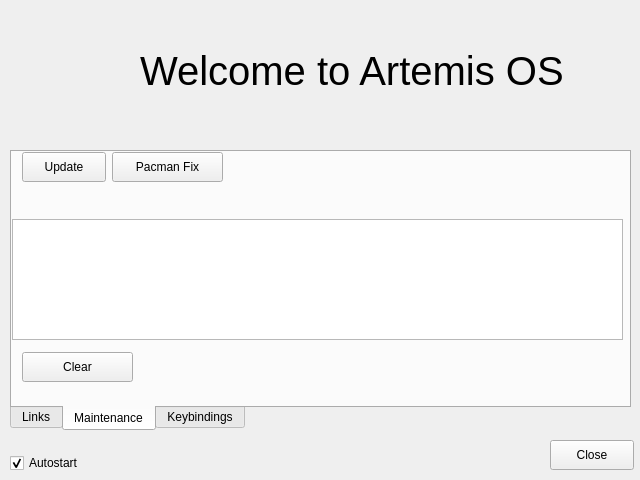
ArtemisLinux/welcome-app, file usr/share/artemisos-welcome-app/welcome.ui: the form before one commit.
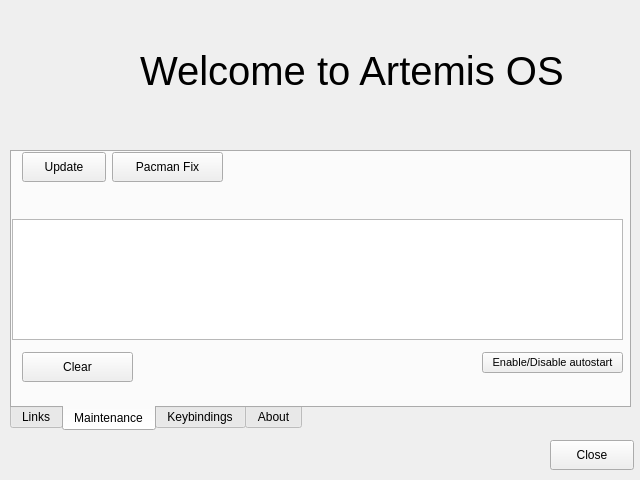
The form after the commit. The open tabs and pages were chosen to show the change. Icons and pictures are not drawn.

```diff
--- a/usr/share/artemisos-welcome-app/welcome.ui
+++ b/usr/share/artemisos-welcome-app/welcome.ui
@@ -213,6 +213,24 @@
        <string>Clear</string>
       </property>
      </widget>
+     <widget class="QPushButton" name="autostart">
+      <property name="geometry">
+       <rect>
+        <x>470</x>
+        <y>200</y>
+        <width>141</width>
+        <height>21</height>
+       </rect>
+      </property>
+      <property name="font">
+       <font>
+        <pointsize>8</pointsize>
+       </font>
+      </property>
+      <property name="text">
+       <string>Enable/Disable autostart</string>
+      </property>
+     </widget>
     </widget>
     <widget class="QWidget" name="tab_3">
      <attribute name="title">
@@ -240,22 +258,11 @@
       </property>
      </widget>
     </widget>
-   </widget>
-   <widget class="QCheckBox" name="autostart">
-    <property name="geometry">
-     <rect>
-      <x>10</x>
-      <y>450</y>
-      <width>84</width>
-      <height>26</height>
-     </rect>
-    </property>
-    <property name="text">
-     <string>Autostart</string>
-    </property>
-    <property name="checked">
-     <bool>true</bool>
-    </property>
+    <widget class="QWidget" name="tab_4">
+     <attribute name="title">
+      <string>About</string>
+     </attribute>
+    </widget>
    </widget>
   </widget>
  </widget>
```
Left out of the diff: 2 changed lines with no effect on the pictures.
